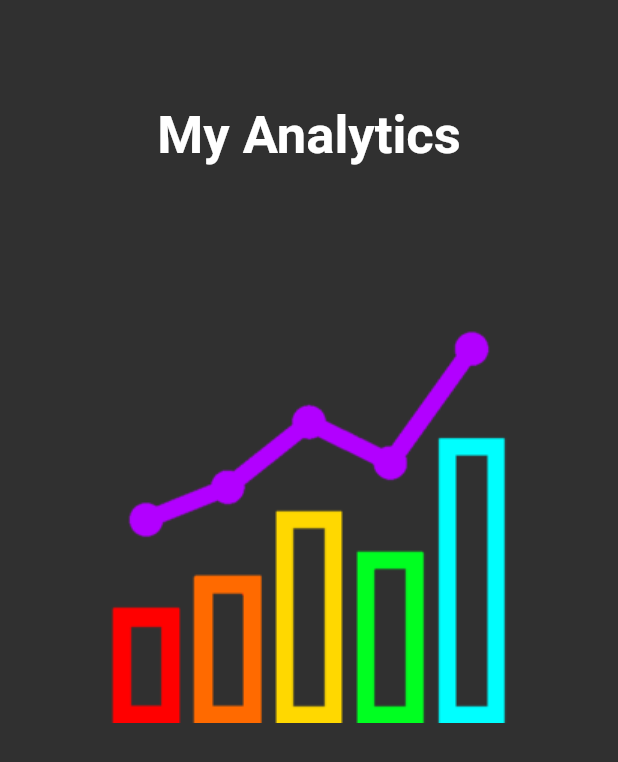
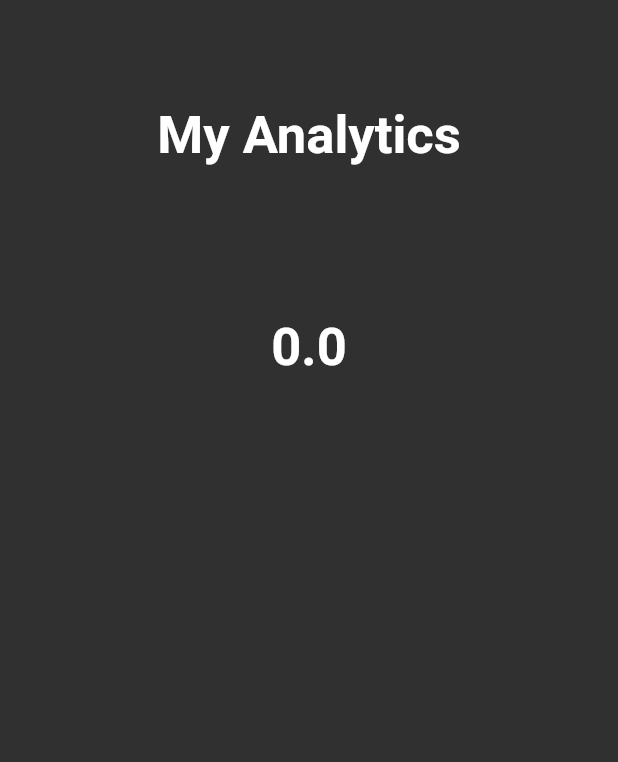
Before and after one commit to Escandiuzzi/PoMate, a Flutter app: the AnalyticsScreen widget shown alone on an empty page, opened directly, on a phone screen of 412 x 824 dp. Shown: the top 762 px of the screen. Run offline on Flutter 3.47's test engine with Material 2 defaults, Android fonts, the phone set to English and light mode, and no system bars; Roboto replaces fonts that are missing (SofiaPro); project files that could hold a hidden picture were left out.

Commit message:
Added focus points

```diff
--- a/lib/screens/analytics.dart
+++ b/lib/screens/analytics.dart
@@ -1,9 +1,21 @@
 import 'package:flutter/material.dart';
+import 'dart:math' as math;
 
 const TextStyle optionStyle = TextStyle(
     fontSize: 35, fontWeight: FontWeight.bold, fontFamily: 'SofiaPro');
 
-class AnalyticsScreen extends StatelessWidget {
+double fPoints = 0;
+
+void updateFocusPoints(double points) {
+  fPoints += points;
+}
+
+class AnalyticsScreen extends StatefulWidget {
+  @override
+  _AnalyticsScreenState createState() => _AnalyticsScreenState();
+}
+
+class _AnalyticsScreenState extends State<AnalyticsScreen> {
   @override
   Widget build(BuildContext context) {
     return Column(
@@ -20,9 +32,13 @@ class AnalyticsScreen extends StatelessWidget {
           height: 100,
         ),
         Center(
-          child: Image(
-            image: AssetImage('lib/Assets/Images/analytics.png'),
+          child: Text(
+            fPoints.toString(),
+            style: optionStyle,
           ),
+        ),
+        CustomPaint(
+          painter: GraphicPainter(),
         ),
         SizedBox(
           height: 60,
@@ -31,3 +47,23 @@ class AnalyticsScreen extends StatelessWidget {
     );
   }
 }
+
+class GraphicPainter extends CustomPainter {
+  @override
+  void paint(Canvas canvas, Size size) {
+    Paint paint = Paint()
+      ..color = Colors.redAccent
+      ..strokeWidth = 10.0
+      ..strokeCap = StrokeCap.round
+      ..style = PaintingStyle.fill;
+
+    canvas.drawRect(Rect.fromLTWH(-100, 200, 50, fPoints), paint);
+    paint.color = Colors.redAccent;
+  }
+
+  @override
+  bool shouldRepaint(covariant CustomPainter oldDelegate) {
+    // TODO: implement shouldRepaint
+    throw UnimplementedError();
+  }
+}
```
Also changed, not shown: lib/main.dart (+6 -6 lines), lib/screens/timer.dart (+28 -29 lines).
